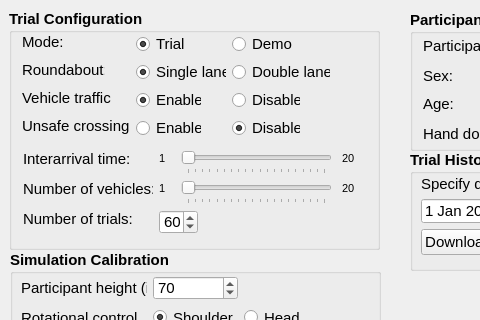
Before: the Qt Designer form demographics.ui in rkovessy/VeWalker, drawn with Qt 5; both pictures show x 0 to 480 and y 0 to 320 of the 713 by 476 pixel window.
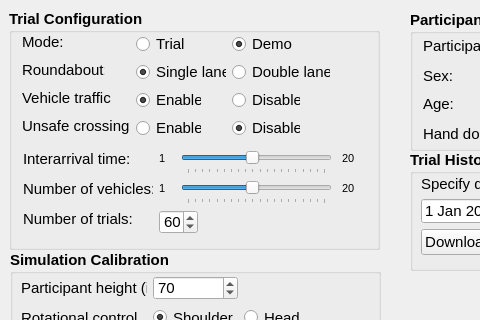
After: the same form once the commit is applied.

What changed in the file:
```diff
--- a/demographics.ui
+++ b/demographics.ui
@@ -150,7 +150,7 @@
      <bool>true</bool>
     </property>
     <property name="checked">
-     <bool>true</bool>
+     <bool>false</bool>
     </property>
     <property name="autoExclusive">
      <bool>false</bool>
@@ -175,6 +175,9 @@
     <property name="text">
      <string>Demo</string>
     </property>
+    <property name="checked">
+     <bool>true</bool>
+    </property>
     <property name="autoExclusive">
      <bool>false</bool>
     </property>
@@ -312,7 +315,7 @@
      <number>1</number>
     </property>
     <property name="value">
-     <number>1</number>
+     <number>10</number>
     </property>
     <property name="orientation">
      <enum>Qt::Horizontal</enum>
@@ -342,6 +345,9 @@
     <property name="pageStep">
      <number>1</number>
     </property>
+    <property name="value">
+     <number>10</number>
+    </property>
     <property name="orientation">
      <enum>Qt::Horizontal</enum>
     </property>
```
